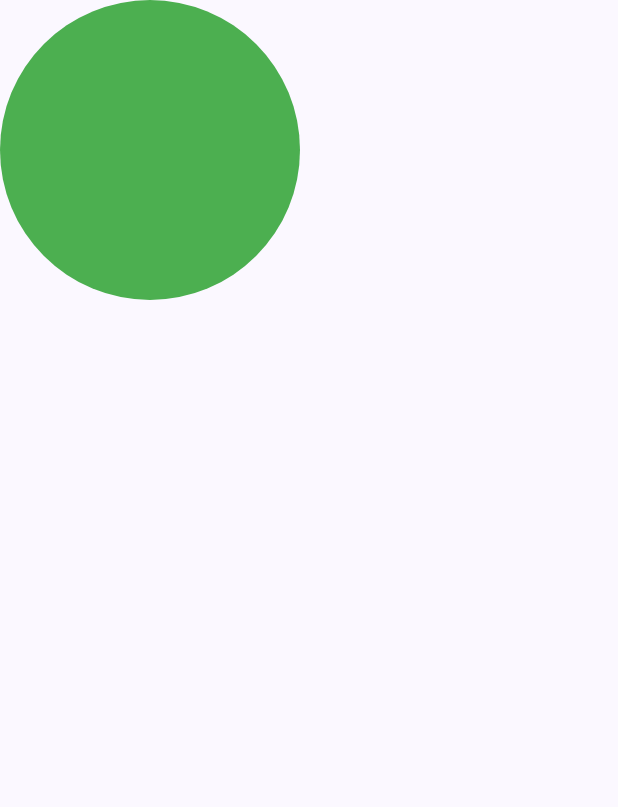
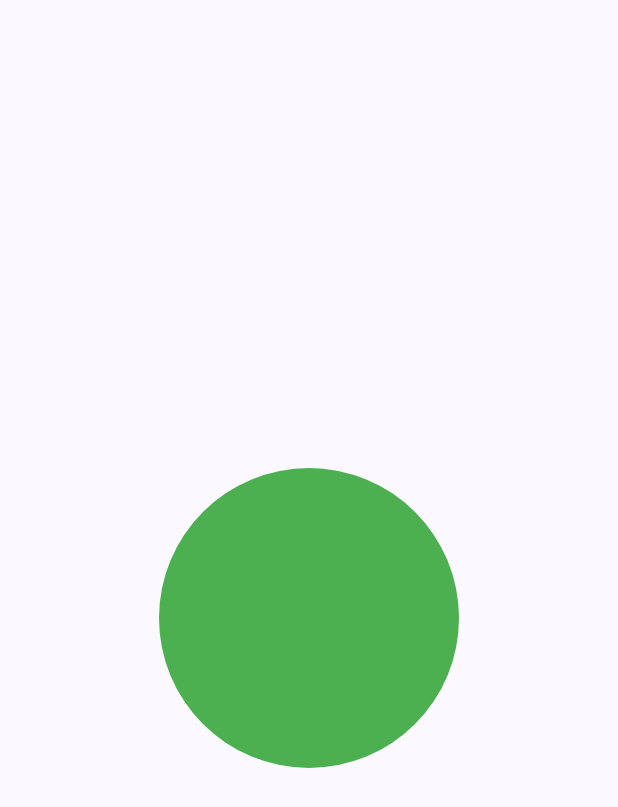
Before and after one commit to harlyimans/KB1179_1125170145_uas, a Flutter app: the screen it shows after launch, on a phone screen of 412 x 824 dp. Shown: the top 807 px of the screen. Run offline on Flutter 3.47's test engine with Material 3 defaults, Android fonts, the phone set to English and light mode, and no system bars.

Commit message:
Update First Splashscreen page (Update Layout Shape Bulat) & Main Page(Disable Banner Debug)

```diff
--- a/lib/main.dart
+++ b/lib/main.dart
@@ -11,6 +11,8 @@ class MyApp extends StatelessWidget {
   @override
   Widget build(BuildContext context) {
     return MaterialApp(
+      // Hilangkan Banner Debug
+      debugShowCheckedModeBanner: false,
       title: "NIM : 1125170145, HarlyImans",
       theme: ThemeData(
         useMaterial3: true,
--- a/lib/screen/Mysplashscreen1.dart
+++ b/lib/screen/Mysplashscreen1.dart
@@ -7,7 +7,10 @@ class MySplashscreen1 extends StatelessWidget {
   Widget build(BuildContext context) {
     return Scaffold(
       // Step 1 : Buat Multiple Widget sebagai pondasi tampilan dengan menggunakan widget children
-      body: Column(
+      // Revise : 1. Tampilan Shape tidak di tengah, Solusi (Update widget agar bisa di tengah)
+      body: Center(
+        child: Column(
+          mainAxisAlignment: MainAxisAlignment.center,
           children: [
             // Step 2 : Buat Image Bulat
             Container(
@@ -20,6 +23,7 @@ class MySplashscreen1 extends StatelessWidget {
             ),
           ],
         ),
+      ),
       // Step 3 : Buat Title Hitam
       // Step 4 : Buat SUbtitle
       // Step 5 : Buat Desain 3 Bulatan Kecil
```
Lines whose indentation alone changed are shown as unchanged.
